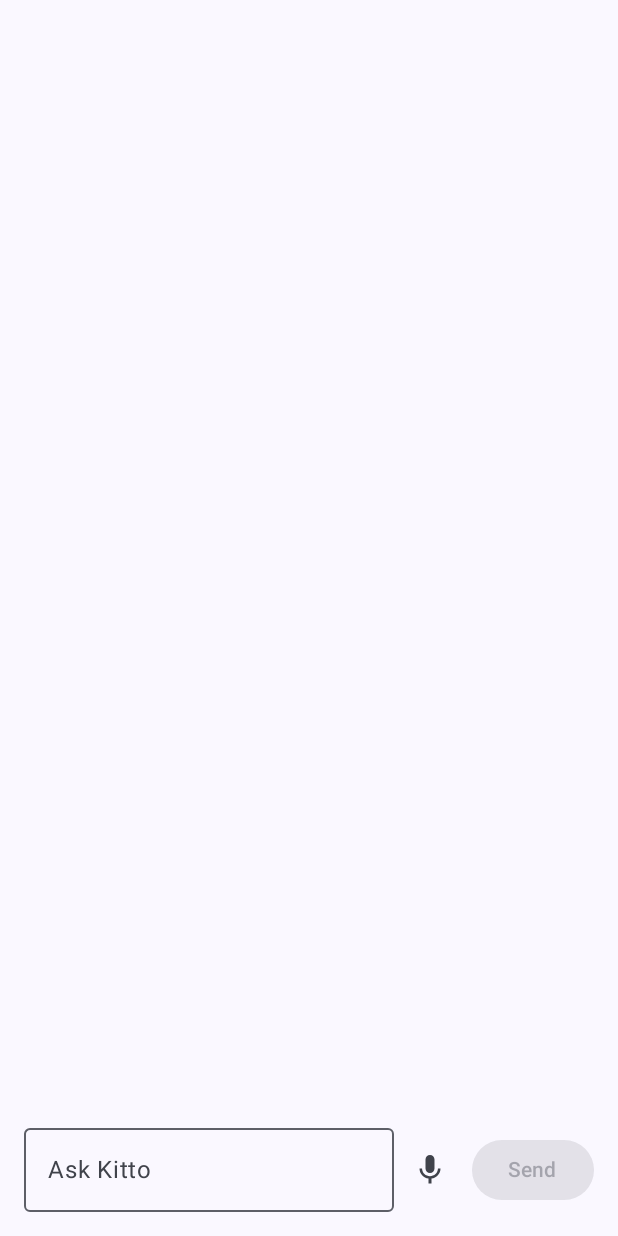
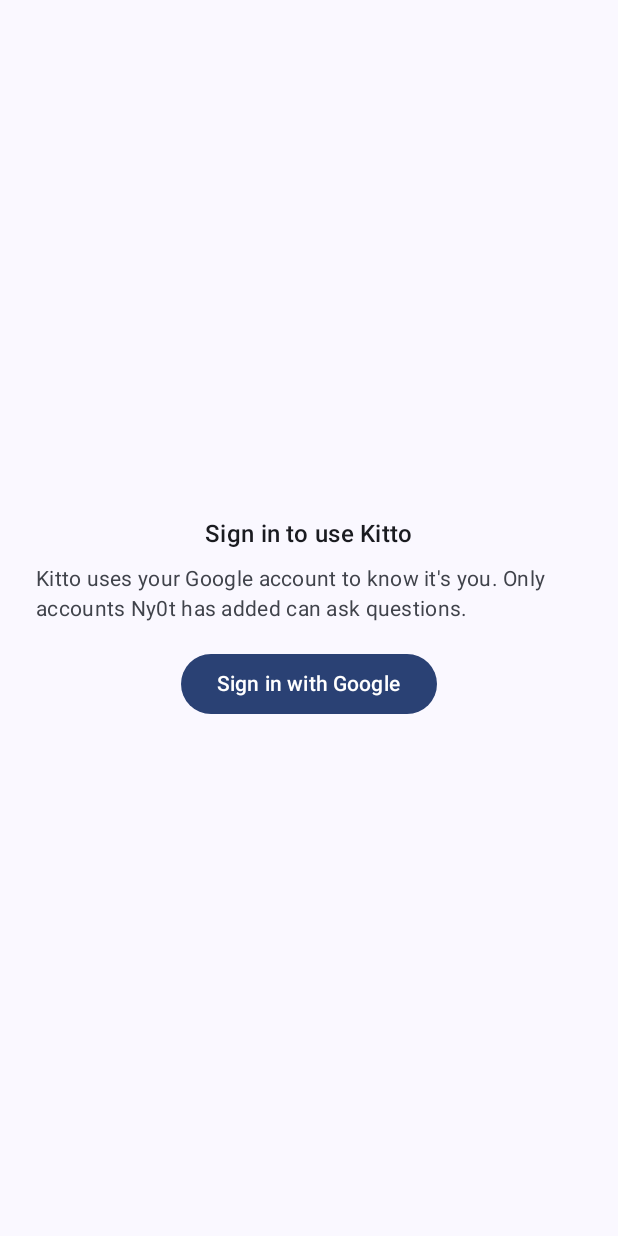
Before and after one commit to Ny0ttt/kitto, an Android app built with Jetpack Compose: the screen it shows after launch (MainActivity), on a phone screen of 412 x 824 dp. Run offline under Robolectric (Android 15) with nearby library versions, the phone set to English and light mode, and no system bars; our stand-ins replace Firebase (no records; nobody signed in at launch, a user with empty details on screens opened directly); libraries missing offline, so code that uses them is left out: com.anthropic.client, com.anthropic.core, com.anthropic.errors; 1 statement that could not run was skipped.

Commit message:
app update - remove API key in app - enable Google Sign in - daily limit message handling

```diff
--- a/kitto-app/app/src/main/AndroidManifest.xml
+++ b/kitto-app/app/src/main/AndroidManifest.xml
@@ -20,6 +20,7 @@
 
 
     <application
+        android:name=".KittoApp"
         android:allowBackup="false"
         android:dataExtractionRules="@xml/data_extraction_rules"
         android:fullBackupContent="@xml/backup_rules"
--- /dev/null
+++ b/kitto-app/app/src/main/java/com/ny0t/kitto/Backend.kt
@@ -0,0 +1,79 @@
+package com.ny0t.kitto
+
+import android.app.Activity
+import androidx.credentials.CredentialManager
+import androidx.credentials.GetCredentialRequest
+import com.anthropic.client.AnthropicClient
+import com.anthropic.client.okhttp.AnthropicOkHttpClient
+import com.anthropic.core.http.Interceptor
+import com.google.android.gms.tasks.Tasks
+import com.google.android.libraries.identity.googleid.GetSignInWithGoogleOption
+import com.google.android.libraries.identity.googleid.GoogleIdTokenCredential
+import com.google.firebase.appcheck.FirebaseAppCheck
+import com.google.firebase.auth.FirebaseAuth
+import com.google.firebase.auth.GoogleAuthProvider
+import kotlinx.coroutines.Dispatchers
+import kotlinx.coroutines.withContext
+
+/**
+ * Kitto's link to its backend (M6 B6). The Claude API key lives only in the Cloud Function `claude`;
+ * the app proves who is asking instead:
+ *  - `Authorization: Bearer <Firebase ID token>`: which person (Google sign-in).
+ *  - `X-Firebase-AppCheck: <token>`: that it's really the Kitto app.
+ * The function then checks the allowlist and the daily limits and streams Claude's reply back unchanged,
+ * so SdkConversation works exactly as before.
+ */
+object Backend {
+
+    /** The SDK client, pointed at the function. No API key: the interceptor adds fresh tokens to every call. */
+    fun client(): AnthropicClient =
+        AnthropicOkHttpClient.builder()
+            .baseUrl(BuildConfig.BACKEND_URL)
+            .addInterceptor(tokens)
+            .build()
+
+    /**
+     * Runs on the SDK's calling thread (Kitto streams on Dispatchers.IO), before every request and retry.
+     * getIdToken(false) / getAppCheckToken(false) return the cached token and refresh it only when it's
+     * about to expire, so this is quick after the first call.
+     */
+    private val tokens = Interceptor.syncOnly { next, request, options ->
+        val user = FirebaseAuth.getInstance().currentUser ?: throw NotSignedInException()
+        val idToken = try {
+            Tasks.await(user.getIdToken(false)).token
+        } catch (e: Exception) {
+            throw NotSignedInException(e)
+        } ?: throw NotSignedInException()
+        val appCheckToken = try {
+            Tasks.await(FirebaseAppCheck.getInstance().getAppCheckToken(false)).token
+        } catch (e: Exception) {
+            throw AppCheckException(e)
+        }
+        next.execute(
+            request.toBuilder()
+                .replaceHeaders("Authorization", "Bearer $idToken")
+                .replaceHeaders("X-Firebase-AppCheck", appCheckToken)
+                .build(),
+            options,
+        )
+    }
+
+    fun isSignedIn(): Boolean = FirebaseAuth.getInstance().currentUser != null
+
+    /**
+     * Google sign-in with Credential Manager, then into Firebase. Needs an Activity (it shows Google's
+     * account picker). Throws if the person cancels or sign-in fails.
+     */
+    suspend fun signIn(activity: Activity) {
+        val option = GetSignInWithGoogleOption.Builder(activity.getString(R.string.default_web_client_id)).build()
+        val request = GetCredentialRequest.Builder().addCredentialOption(option).build()
+        val result = CredentialManager.create(activity).getCredential(activity, request)
+        val google = GoogleIdTokenCredential.createFrom(result.credential.data)
+        val credential = GoogleAuthProvider.getCredential(google.idToken, null)
+        withContext(Dispatchers.IO) { Tasks.await(FirebaseAuth.getInstance().signInWithCredential(credential)) }
+    }
+}
+
+class NotSignedInException(cause: Throwable? = null) : Exception("Not signed in", cause)
+
+class AppCheckException(cause: Throwable) : Exception("App Check token unavailable", cause)
--- a/kitto-app/app/src/main/java/com/ny0t/kitto/ChatScreen.kt
+++ b/kitto-app/app/src/main/java/com/ny0t/kitto/ChatScreen.kt
@@ -1,6 +1,9 @@
 package com.ny0t.kitto
 
 import android.Manifest
+import android.app.Activity
+import android.content.Context
+import android.content.ContextWrapper
 import android.content.pm.PackageManager
 import androidx.activity.compose.rememberLauncherForActivityResult
 import androidx.activity.result.contract.ActivityResultContracts
@@ -11,6 +14,7 @@ import androidx.compose.foundation.layout.Row
 import androidx.compose.foundation.layout.Spacer
 import androidx.compose.foundation.layout.fillMaxSize
 import androidx.compose.foundation.layout.fillMaxWidth
+import androidx.compose.foundation.layout.height
 import androidx.compose.foundation.layout.imePadding
 import androidx.compose.foundation.layout.padding
 import androidx.compose.foundation.layout.width
@@ -45,6 +49,11 @@ import androidx.compose.ui.unit.dp
 
 @Composable
 fun ChatScreen(vm: ChatViewModel, modifier: Modifier = Modifier, listenOnStart: Boolean = false) {
+    // M6 B6: no chat (and no listening) until the person has signed in with Google.
+    if (!vm.signedIn) {
+        SignInPanel(vm, modifier)
+        return
+    }
     var input by rememberSaveable { mutableStateOf("") }
     val listState = rememberLazyListState()
 
@@ -149,3 +158,36 @@ private fun ChatBubble(line: ChatLine) {
         }
     }
 }
+
+/** First-open screen: Kitto asks the backend as this Google account, which must be on the allowlist. */
+@Composable
+private fun SignInPanel(vm: ChatViewModel, modifier: Modifier = Modifier) {
+    val activity = LocalContext.current.findActivity()
+    Column(
+        modifier.fillMaxSize().padding(24.dp),
+        verticalArrangement = Arrangement.Center,
+        horizontalAlignment = Alignment.CenterHorizontally,
+    ) {
+        Text("Sign in to use Kitto", style = MaterialTheme.typography.titleMedium)
+        Spacer(Modifier.height(8.dp))
+        Text(
+            "Kitto uses your Google account to know it's you. Only accounts Ny0t has added can ask questions.",
+            style = MaterialTheme.typography.bodyMedium,
+            color = MaterialTheme.colorScheme.onSurfaceVariant,
+        )
+        Spacer(Modifier.height(16.dp))
+        Button(enabled = !vm.signingIn && activity != null, onClick = { activity?.let(vm::signIn) }) {
+            Text(if (vm.signingIn) "Signing in…" else "Sign in with Google")
+        }
+        vm.signInError?.let {
+            Spacer(Modifier.height(8.dp))
+            Text(it, style = MaterialTheme.typography.bodySmall, color = MaterialTheme.colorScheme.error)
+        }
+    }
+}
+
+private tailrec fun Context.findActivity(): Activity? = when (this) {
+    is Activity -> this
+    is ContextWrapper -> baseContext.findActivity()
+    else -> null
+}
--- /dev/null
+++ b/kitto-app/app/src/main/java/com/ny0t/kitto/KittoApp.kt
@@ -0,0 +1,25 @@
+package com.ny0t.kitto
+
+import android.app.Application
+import com.google.firebase.appcheck.FirebaseAppCheck
+import com.google.firebase.appcheck.debug.DebugAppCheckProviderFactory
+import com.google.firebase.appcheck.playintegrity.PlayIntegrityAppCheckProviderFactory
+
+/**
+ * Sets up App Check once per process, before anything calls the backend (M6 B6).
+ * Firebase itself starts on its own from google-services.json.
+ */
+class KittoApp : Application() {
+    override fun onCreate() {
+        super.onCreate()
+        FirebaseAppCheck.getInstance().installAppCheckProviderFactory(
+            if (BuildConfig.APP_CHECK_DEBUG) {
+                // Sideloaded builds: on first use this logs "Enter this debug secret into the allow list in
+                // the Firebase Console…" (logcat tag DebugAppCheckProvider). Register that token per phone.
+                DebugAppCheckProviderFactory.getInstance()
+            } else {
+                PlayIntegrityAppCheckProviderFactory.getInstance()
+            },
+        )
+    }
+}
--- a/kitto-app/build.gradle.kts
+++ b/kitto-app/build.gradle.kts
@@ -3,4 +3,5 @@ plugins {
     alias(libs.plugins.android.application) apply false
     alias(libs.plugins.kotlin.compose) apply false
     alias(libs.plugins.android.library) apply false
+    alias(libs.plugins.google.services) apply false
 }
```
Also changed, not shown: kitto-app/app/build.gradle.kts (+17 -6 lines), kitto-app/app/src/main/java/com/ny0t/kitto/ChatViewModel.kt (+52 -5 lines), kitto-app/gradle/libs.versions.toml (+12 -0 lines), 1 other file.
